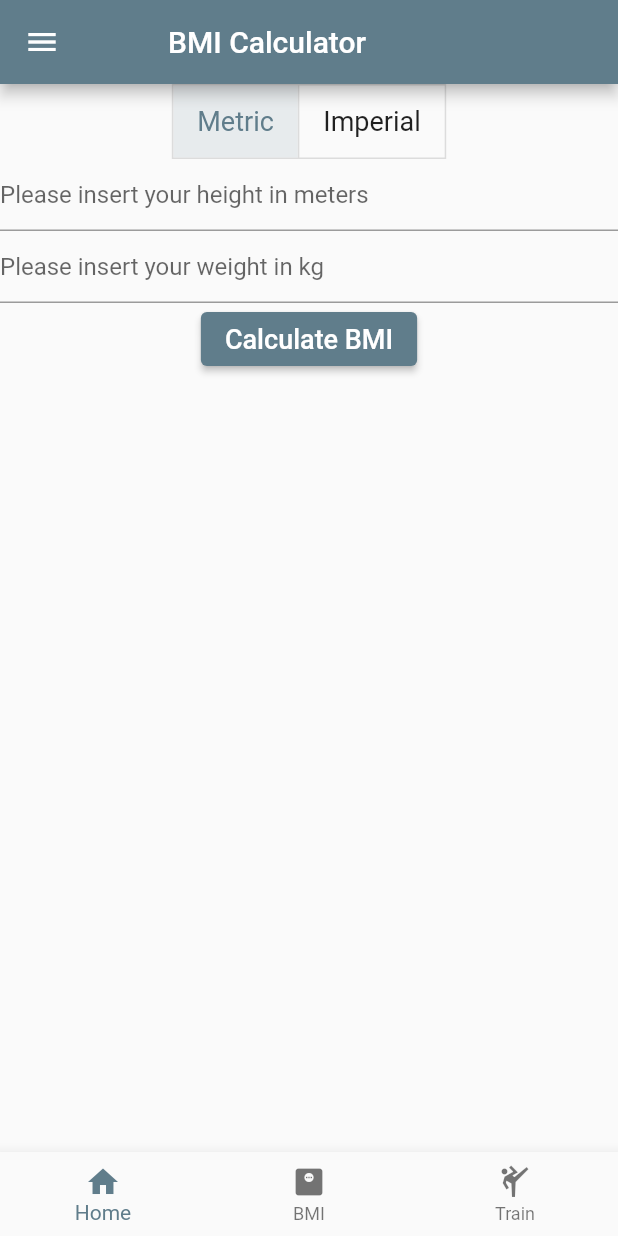
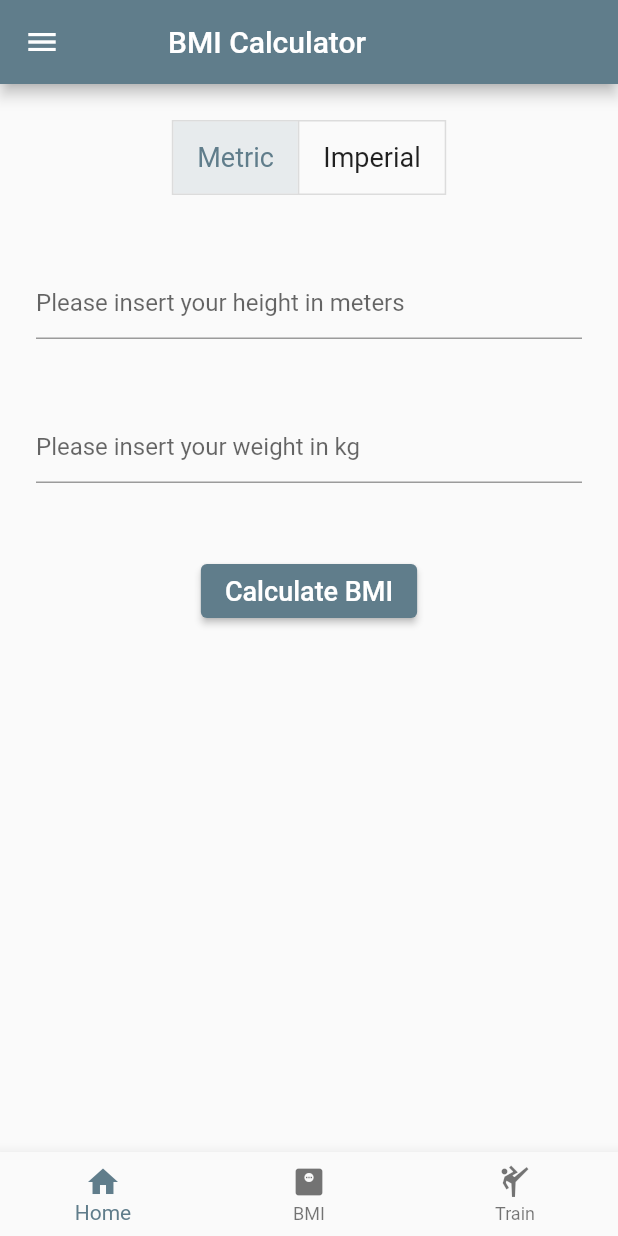
Before and after one commit to Nwabisa-Mawu/flutter_application_first, a Flutter app: the BmiScreen screen opened by its route, on a phone screen of 412 x 824 dp. Run offline on Flutter 3.47's test engine with Material 2 defaults, Android fonts, the phone set to English and light mode, and no system bars.

Commit message:
completed Bmi calc screen

```diff
--- a/lib/screens/BMI_screen.dart
+++ b/lib/screens/BMI_screen.dart
@@ -48,7 +48,8 @@ class _BmiScreenState extends State<BmiScreen> {
 
   @override
   Widget build(BuildContext context) {
-    heightMsg = 'Please insert your height in ${(isMetric) ? 'meters' : 'inches'}';
+    heightMsg =
+        'Please insert your height in ${(isMetric) ? 'meters' : 'inches'}';
     weightMsg = 'Please insert your weight in ${(isMetric) ? 'kg' : 'lbs'}';
     return Scaffold(
       appBar: AppBar(
@@ -58,9 +59,12 @@ class _BmiScreenState extends State<BmiScreen> {
       )),
       drawer: MenuDrawer(),
       bottomNavigationBar: MenuBottom(),
-      body: Column(children: [
+      body: SingleChildScrollView(
+        child: Column(children: [
           // changing system toggle
-        ToggleButtons(children: [
+          Padding(
+            padding: const EdgeInsets.all(24.0),
+            child: ToggleButtons(children: [
               Padding(
                 padding: EdgeInsets.symmetric(horizontal: 16),
                 child: Text('Metric', style: TextStyle(fontSize: fontSize)),
@@ -70,26 +74,39 @@ class _BmiScreenState extends State<BmiScreen> {
                 child: Text('Imperial', style: TextStyle(fontSize: fontSize)),
               ),
             ], isSelected: isSelected, onPressed: toggleMeasure),
+          ),
           // this is the textfield for the number input.
-        TextField(controller: txtHeight, keyboardType: TextInputType.number,
-        decoration: InputDecoration(
-          hintText: heightMsg
+          Padding(
+            padding: const EdgeInsets.all(24.0),
+            child: TextField(
+              controller: txtHeight,
+              keyboardType: TextInputType.number,
+              decoration: InputDecoration(hintText: heightMsg),
             ),
           ),
-        TextField(controller: txtWeight, keyboardType: TextInputType.number,
-        decoration: InputDecoration(
-          hintText: weightMsg
+          Padding(
+            padding: const EdgeInsets.all(24.0),
+            child: TextField(
+              controller: txtWeight,
+              keyboardType: TextInputType.number,
+              decoration: InputDecoration(hintText: weightMsg),
             ),
           ),
-        ElevatedButton(onPressed: () {}, child: Text('Calculate BMI',
-        style: TextStyle(fontSize: fontSize),)
+          Padding(
+            padding: const EdgeInsets.all(24.0),
+            child: ElevatedButton(
+                onPressed: findBMI,
+                child: Text(
+                  'Calculate BMI',
+                  style: TextStyle(fontSize: fontSize),
+                )),
           ),
-        Text(result,
-        style: TextStyle(
-          fontSize: fontSize
-        ),
+          Text(
+            result,
+            style: TextStyle(fontSize: fontSize),
           ),
         ]),
+      ),
     );
   }
 
@@ -105,4 +122,22 @@ class _BmiScreenState extends State<BmiScreen> {
       isSelected = [isMetric, isImperial];
     });
   }
+
+  // method for the calculation of the BMI that will return void
+  void findBMI() {
+    double bmi = 0;
+    double height = double.tryParse(txtHeight.text) ?? 0;
+    double weight = double.tryParse(txtWeight.text) ?? 0;
+
+    if (isMetric) {
+      bmi = weight / (height * height);
+    } else {
+      bmi = weight * 703 / (height * height);
     }
+
+    // show the result in the UI
+    setState(() {
+      result = 'Your BMI is ${bmi.toStringAsFixed(2)}';
+    });
+  }
+}
```
Lines whose indentation alone changed are shown as unchanged.
